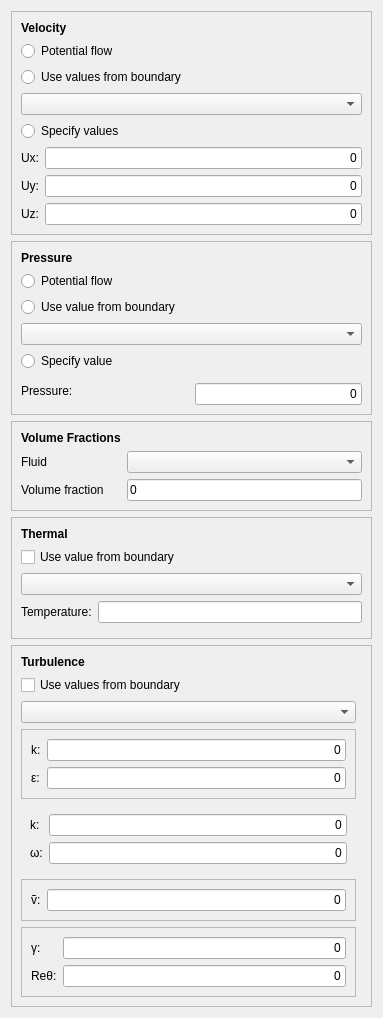
First picture: the form in TaskPanelCfdInitialiseInternalField.ui, repository jaheyns/CfdOF, before the edit.
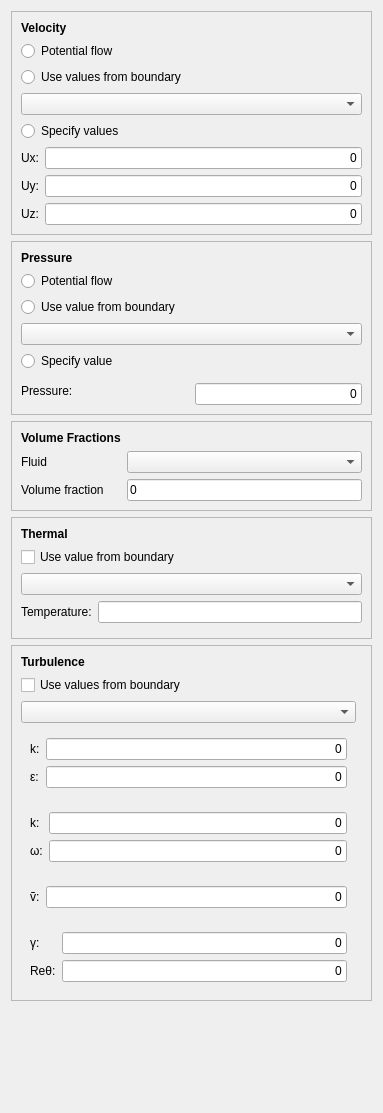
Second picture: the form after the edit. Custom widgets are drawn as their Qt base class.

Commit message: Fix bug causing gamma and ReThetat fields to display when other turb models chosen

The edit to the form file:
```diff
--- a/TaskPanelCfdInitialiseInternalField.ui
+++ b/TaskPanelCfdInitialiseInternalField.ui
@@ -7,7 +7,7 @@
 				<x>0</x>
 				<y>0</y>
 				<width>383</width>
-				<height>1005</height>
+    <height>1113</height>
 			</rect>
 		</property>
 		<property name="windowTitle">
@@ -51,7 +51,7 @@
 						<item row="3" column="0">
 							<widget class="QFrame" name="kEpsilonFrame">
 								<property name="frameShape">
-									<enum>QFrame::StyledPanel</enum>
+         <enum>QFrame::NoFrame</enum>
 								</property>
 								<property name="frameShadow">
 									<enum>QFrame::Raised</enum>
@@ -215,7 +215,7 @@
 						<item row="5" column="0">
 							<widget class="QFrame" name="SpalartAllmarasFrame">
 								<property name="frameShape">
-									<enum>QFrame::StyledPanel</enum>
+         <enum>QFrame::NoFrame</enum>
 								</property>
 								<property name="frameShadow">
 									<enum>QFrame::Raised</enum>
@@ -262,7 +262,7 @@
 						<item row="6" column="0">
 							<widget class="QFrame" name="kOmegaSSTLMFrame">
 								<property name="frameShape">
-									<enum>QFrame::StyledPanel</enum>
+         <enum>QFrame::NoFrame</enum>
 								</property>
 								<property name="frameShadow">
 									<enum>QFrame::Raised</enum>
```
Left out of the diff: 11 changed lines with no effect on the pictures. Lines whose indentation alone changed are shown as unchanged. The commit also changes 3 other files.
